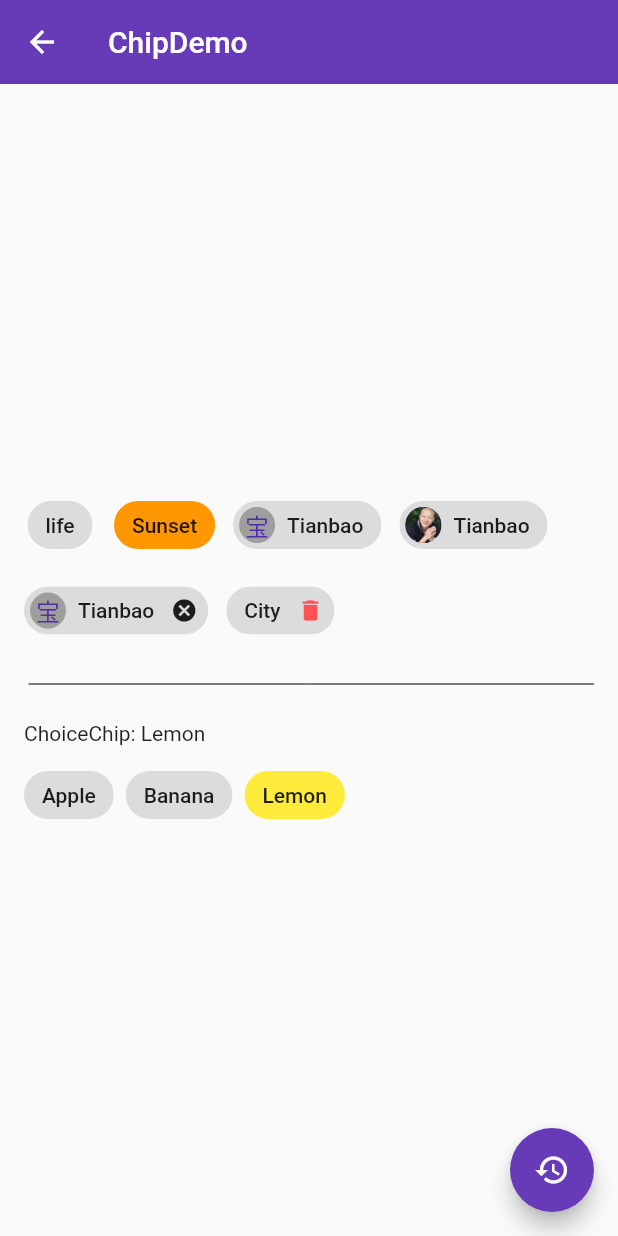
After one commit to capricorntb/flutter, a Flutter app: the ChipDemo screen opened directly, on a phone screen of 412 x 824 dp. The commit adds this screen. Run offline on Flutter 3.47's test engine with Material 2 defaults, Android fonts, the phone set to English and light mode, and no system bars; network calls fail.

Commit message:
chip,data-table,paginated-data-table,card,stepper

```diff
--- /dev/null
+++ b/lib/demo/chip_demo.dart
@@ -0,0 +1,121 @@
+import 'package:flutter/material.dart';
+
+class ChipDemo extends StatefulWidget {
+  @override
+  _ChipDemoState createState() => _ChipDemoState();
+}
+
+class _ChipDemoState extends State<ChipDemo> {
+  List<String> _tags = [
+    'Apple',
+    'Banana',
+    'Lemon',
+  ];
+  String _action = 'nothing';
+  List<String> _selected =[];
+  String _choice = 'Lemon';
+  @override
+  Widget build(BuildContext context) {
+    return Scaffold(
+      appBar: AppBar(
+        title: Text('ChipDemo'),
+        elevation: 0.0,
+      ),
+      body: Container(
+        padding: EdgeInsets.all(16.0),
+        child: Column(
+          mainAxisAlignment: MainAxisAlignment.center,
+          children: <Widget>[
+            Wrap(
+              spacing: 12.0,
+              runSpacing: 9.0,
+              children: <Widget>[
+                Chip(
+                  label: Text('life'),
+                ),
+                Chip(
+                  label: Text('Sunset'),
+                  backgroundColor: Colors.orange,
+                ),
+                Chip(
+                  label: Text('Tianbao'),
+                  avatar: CircleAvatar(
+                    backgroundColor: Colors.grey,
+                    child: Text('宝'),
+                  ),
+                ),
+                Chip(
+                  label: Text('Tianbao'),
+                  avatar: CircleAvatar(
+                    backgroundImage: AssetImage('images/avator.jpeg'),
+                    // backgroundImage:NetworkImage(
+                    // 'https://resources.ninghao.net/images/wanghao.jpg'
+                    // ),
+                    // child: Text('宝'),
+                  ),
+                ),
+                Chip(
+                  label: Text('Tianbao'),
+                  onDeleted: (){},
+                  avatar: CircleAvatar(
+                    backgroundColor: Colors.grey,
+                    child: Text('宝'),
+                  ),
+                ),
+                Chip(
+                  label: Text('City'),
+                  onDeleted: (){},
+                  deleteIcon: Icon(Icons.delete),
+                  deleteIconColor: Colors.redAccent,
+                  deleteButtonTooltipMessage: 'Remove this tag',
+                ),
+                Divider(
+                  color: Colors.black,
+                  height: 32.0,
+                  indent: 3.0,
+                ),
+                Container(
+                  width: double.infinity,
+                  child: Text('ChoiceChip: $_choice'),
+                ),
+                Wrap(
+                  spacing: 8.0,
+                  children: _tags.map(
+                    (tag){
+                      return ChoiceChip(
+                        label: Text(tag),
+                        selectedColor: Colors.yellow,
+                        selected: _choice == tag,
+                        onSelected: (value){
+                          setState(() {
+                           _choice = tag;
+                          });
+                        },
+                      );
+                    }
+                  ).toList(),
+                )
+              ],
+            ),
+          ],
+        ),
+      ),
+      floatingActionButton: FloatingActionButton(
+        child: Icon(Icons.restore),
+        onPressed: (){
+          setState(() {
+            _tags = [
+              'Apple',
+              'Banana',
+              'Lemon',
+            ];
+            _selected = [];
+
+            _choice = 'Lemon';
+
+          });
+        },
+      ),
+    );
+  }
+}
--- a/pubspec.yaml
+++ b/pubspec.yaml
@@ -39,7 +39,7 @@ flutter:
 
   # To add assets to your application, add an assets section, like this:
   assets:
-   - ./images/avator.jpeg
+   - images/avator.jpeg
 
   # An image asset can refer to one or more resolution-specific "variants", see
   # https://flutter.io/assets-and-images/#resolution-aware.
```
Also changed, not shown: lib/demo/buttons.dart (+12 -0 lines), lib/demo/card_demo.dart (added, +75 -0 lines), lib/demo/data_table_demo.dart (added, +82 -0 lines), lib/demo/paginated_data_table.dart (added, +106 -0 lines), lib/demo/stepper_demo.dart (added, +70 -0 lines).
